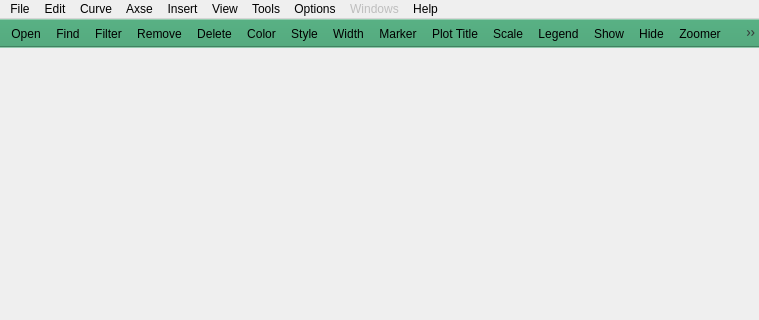
First picture: the form in icurve_v2.0/icurve/resource/icurve.ui, repository Sunfe/icurve, before the edit; both pictures show x 0 to 759 and y 0 to 320 of the 759 by 475 pixel window.
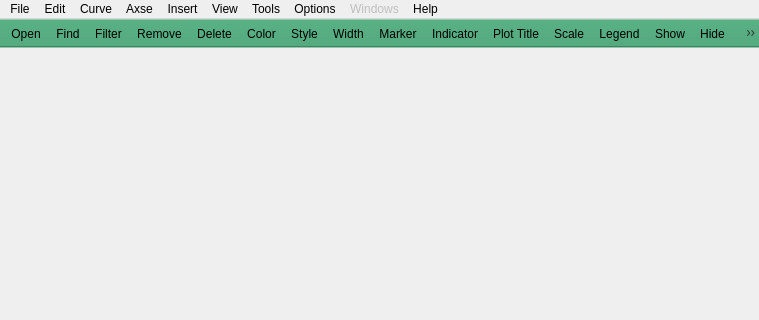
Second picture: the form after the edit. Icons and pictures are not drawn.

```diff
--- a/icurve_v2.0/icurve/resource/icurve.ui
+++ b/icurve_v2.0/icurve/resource/icurve.ui
@@ -280,6 +280,7 @@
    <addaction name="actionStyle"/>
    <addaction name="actionWidth"/>
    <addaction name="actionMarker"/>
+   <addaction name="actionIndicator"/>
    <addaction name="actionTitle"/>
    <addaction name="actionAxseScale"/>
    <addaction name="actionLegend"/>
```
Left out of the diff: 12 changed lines with no effect on the pictures.
